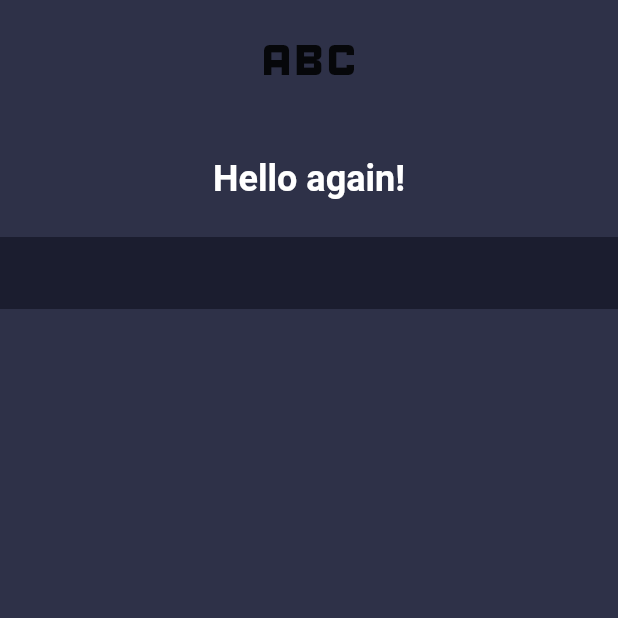
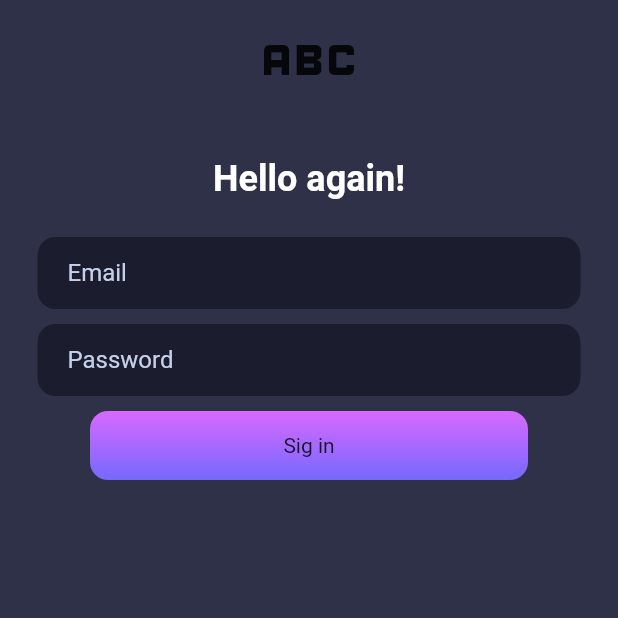
Before and after one commit to adrianchv01/wallet_flutter, a Flutter app: the LoginPage screen opened by its route, on a phone screen of 412 x 824 dp, the top half of it. Run offline on Flutter 3.47's test engine with Material 2 defaults, Android fonts, the phone set to English and light mode, and no system bars.

Commit message:
wallet 5.0

```diff
--- a/lib/main.dart
+++ b/lib/main.dart
@@ -15,7 +15,7 @@ class MyApp extends StatelessWidget {
     return MaterialApp(
       debugShowCheckedModeBanner: false,
       title: 'Material App',
-      initialRoute: 'login',
+      initialRoute: 'home',
       routes:{
         'login' : (BuildContext context) => LoginPage(),
         'home' : (BuildContext context) => HomePage(),
--- a/lib/pages/login_page.dart
+++ b/lib/pages/login_page.dart
@@ -8,7 +8,7 @@ class LoginPage extends StatelessWidget {
     return Scaffold(
       backgroundColor: const Color(0xff2E3148),
       body: SafeArea(
-      child :Center(
+        child: Center(
           child: Column(
             children: [
               Icon(Icons.abc, size: 80),
@@ -17,24 +17,74 @@ class LoginPage extends StatelessWidget {
               const Text('Hello again!',
                   style: TextStyle(
                       color: Colors.white,
-              fontSize:24,
-              fontWeight: FontWeight.bold
-            )
-          ),
-          SizedBox(height:25),
+                      fontSize: 24,
+                      fontWeight: FontWeight.bold)),
+              SizedBox(height: 25),
 
               //email textfield
-          Container(
-            decoration:BoxDecoration(
+              Padding(
+                padding: const EdgeInsets.symmetric(horizontal: 25),
+                child: Container(
+                  decoration: BoxDecoration(
                       color: Color(0xff1B1D2F),
+                      borderRadius: BorderRadius.circular(12)),
+                  child: const Padding(
+                    padding: EdgeInsets.only(left: 20.0),
+                    child: TextField(
+                        cursorColor: Color(0xff7569FF),
+                        style: TextStyle(color: Colors.white),
+                        decoration: InputDecoration(
+                            border: InputBorder.none,
+                            hintText: 'Email',
+                            hintStyle: TextStyle(color: Color(0xffC5D0EC)),
+                            helperStyle: TextStyle(color: Color(0xffC5D0EC)))),
                   ),
+                ),
+              ),
+
+              SizedBox(height: 10),
+
+              //Password textfield
+              Padding(
+                padding: const EdgeInsets.symmetric(horizontal: 25),
+                child: Container(
+                  decoration: BoxDecoration(
+                      color: Color(0xff1B1D2F),
+                      borderRadius: BorderRadius.circular(12)),
+                  child: const Padding(
+                    padding: EdgeInsets.only(left: 20.0),
                     child: TextField(
+                        cursorColor: Color(0xff7569FF),
+                        obscureText: true,
+                        style: TextStyle(color: Colors.white),
                         decoration: InputDecoration(
-                border: InputBorder.none
-              )
+                            border: InputBorder.none,
+                            hintText: 'Password',
+                            hintStyle: TextStyle(color: Color(0xffC5D0EC)),
+                            helperStyle: TextStyle(color: Color(0xffC5D0EC)))),
+                  ),
+                ),
+              ),
+
+              SizedBox(height: 10),
+
+              //sig in
+              Padding(
+                padding: const EdgeInsets.symmetric(horizontal:60.0),
+                child: Container(
+                  padding: const EdgeInsets.all(15),
+                  decoration: BoxDecoration(
+                    gradient: const LinearGradient(
+                        begin: Alignment.topCenter,
+                        end: Alignment(0.0, 1.0),
+                        colors: <Color>[Color(0xffD869FF), Color(0xff7569FF)]),
+                    borderRadius: BorderRadius.circular(12),
+                  ),
+                  child: Center(
+                    child: Text('Sig in'),
+                  ),
                 ),
               )
-
             ],
           ),
         ),
```
Lines whose indentation alone changed are shown as unchanged.
